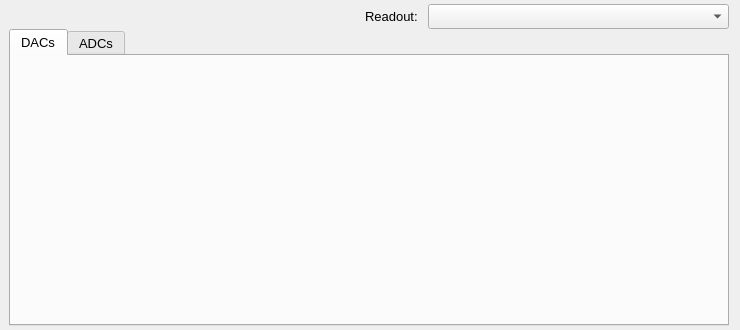
slsdetectorgroup/slsDetectorPackage, file slsDetectorGui/forms/form_tab_developer.ui: the form before one commit.
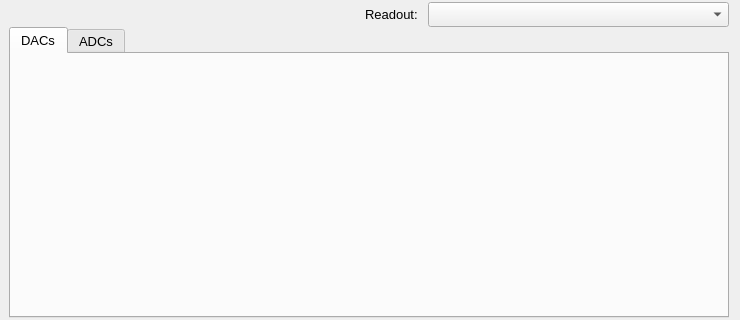
The form after the commit.

Commit message: remove scrolls in dev tab, else dac values changed easily

What changed in the file:
```diff
--- a/slsDetectorGui/forms/form_tab_developer.ui
+++ b/slsDetectorGui/forms/form_tab_developer.ui
@@ -7,7 +7,7 @@
     <x>0</x>
     <y>0</y>
     <width>740</width>
-    <height>330</height>
+    <height>320</height>
    </rect>
   </property>
   <property name="sizePolicy">
@@ -25,7 +25,7 @@
   <property name="maximumSize">
    <size>
     <width>740</width>
-    <height>16777215</height>
+    <height>330</height>
    </size>
   </property>
   <property name="font">
@@ -42,10 +42,10 @@
     <number>9</number>
    </property>
    <property name="topMargin">
-    <number>4</number>
+    <number>2</number>
    </property>
    <property name="bottomMargin">
-    <number>4</number>
+    <number>2</number>
    </property>
    <property name="verticalSpacing">
     <number>0</number>
@@ -53,7 +53,7 @@
    <item row="1" column="0" colspan="5">
     <widget class="QTabWidget" name="tabWidget">
      <property name="sizePolicy">
-      <sizepolicy hsizetype="Expanding" vsizetype="Expanding">
+      <sizepolicy hsizetype="Preferred" vsizetype="Preferred">
        <horstretch>5</horstretch>
        <verstretch>0</verstretch>
       </sizepolicy>
@@ -61,7 +61,7 @@
      <property name="maximumSize">
       <size>
        <width>16777215</width>
-       <height>16777215</height>
+       <height>330</height>
       </size>
      </property>
      <property name="font">
@@ -74,6 +74,12 @@
       <number>0</number>
      </property>
      <widget class="QWidget" name="tabDAC">
+      <property name="maximumSize">
+       <size>
+        <width>16777215</width>
+        <height>330</height>
+       </size>
+      </property>
       <property name="font">
        <font>
         <family>Cantarell</family>
@@ -84,9 +90,18 @@
        <string>DACs</string>
       </attribute>
       <layout class="QGridLayout" name="gridlayoutDac">
+       <property name="topMargin">
+        <number>2</number>
+       </property>
+       <property name="bottomMargin">
+        <number>2</number>
+       </property>
        <property name="horizontalSpacing">
         <number>10</number>
        </property>
+       <property name="verticalSpacing">
+        <number>2</number>
+       </property>
       </layout>
      </widget>
      <widget class="QWidget" name="tabADC">
```
The commit also changes 1 other file.
